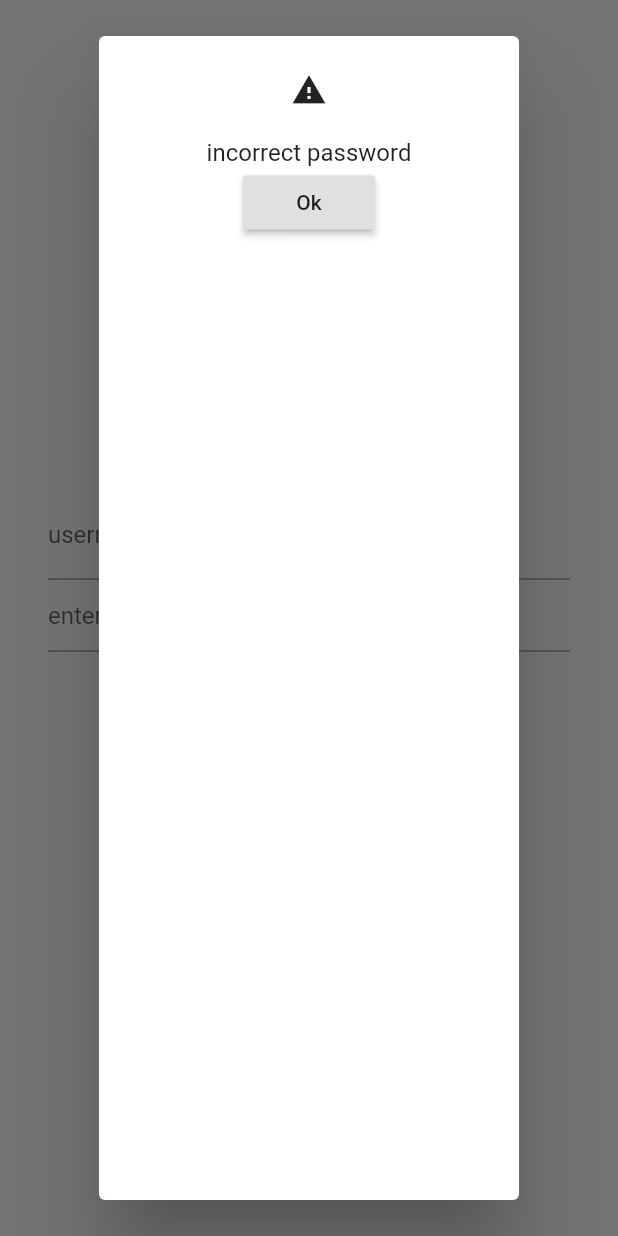
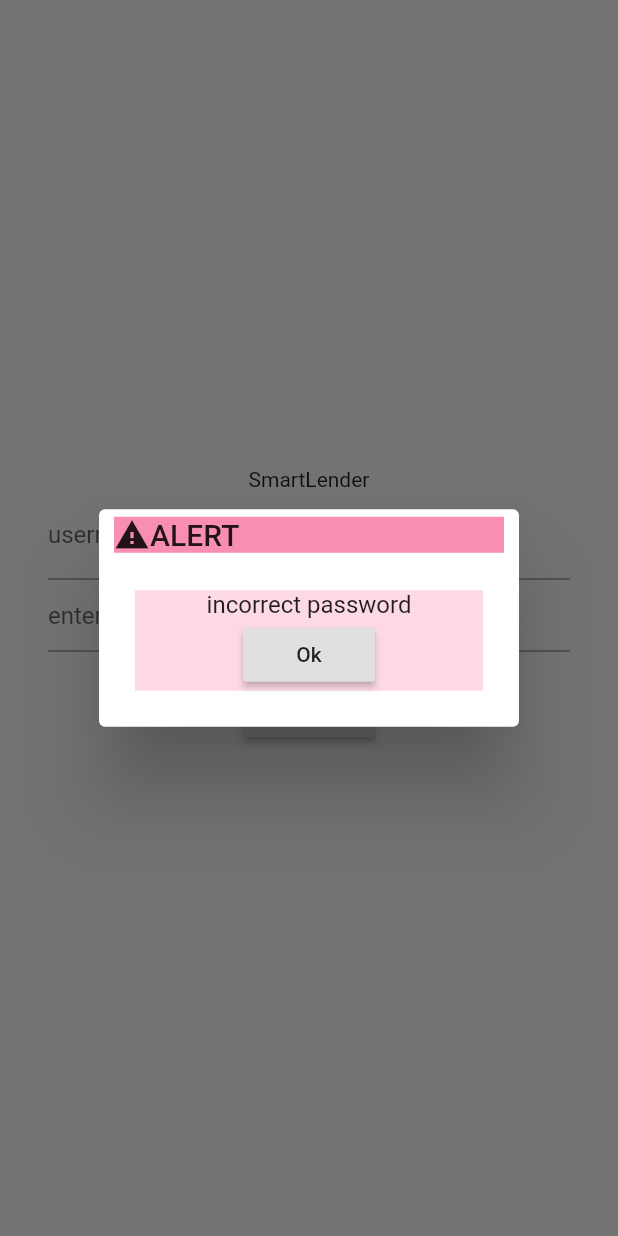
Before and after one commit to dinith72/smartLender_mobile_app, a Flutter app: the Login screen opened by its route, after a tap on "login", on a phone screen of 412 x 824 dp. Run offline on Flutter 3.47's test engine with Material 2 defaults, Android fonts, the phone set to English and light mode, and no system bars; missing offline and left inert: sqljocky5.

Commit message:
addiiton of the alert window component , app bar component , drawer wreframe

```diff
--- /dev/null
+++ b/lib/components/alertWindow.dart
@@ -0,0 +1,48 @@
+import 'package:flutter/material.dart';
+class alertWindow {
+
+    Widget WarningWindow(context){
+      return(
+        new AlertDialog(
+
+            content: new Container(
+
+              color: new Color.fromRGBO(244, 66, 125, 0.2),
+
+              child: new Column(
+                mainAxisSize: MainAxisSize.min,
+//              crossAxisAlignment: CrossAxisAlignment.center,
+                children: <Widget>[
+
+                  new Text('incorrect password'), // text
+                  new RaisedButton(onPressed:(){Navigator.pop(context);}  , child: new Text('Ok'),), // on click button to close when it is pressed
+                ],
+              )
+
+            ),
+
+
+            title: new Container(
+              color: new Color.fromRGBO(244, 66, 125, 0.6),
+              child: new Row(
+                crossAxisAlignment: CrossAxisAlignment.center,
+                children: <Widget>[
+                  new Icon(Icons.warning),
+                  new Text('ALERT', textAlign: TextAlign.justify,),
+
+                ],
+
+              ),
+
+
+
+////
+
+            ),
+            titlePadding: new EdgeInsets.symmetric(vertical: 5.0 , horizontal:10.0 ),
+
+        )
+      );
+}
+
+}
--- a/lib/screens/login.dart
+++ b/lib/screens/login.dart
@@ -1,6 +1,6 @@
 import 'package:flutter/material.dart';
 import 'package:mobile_app/controller/LoginController.dart';
-import 'package:mobile_app/databaseConn.dart';
+import 'package:mobile_app/components/alertWindow.dart';
 import 'package:mobile_app/main.dart';
 
 class Login extends StatefulWidget{
@@ -45,18 +45,8 @@ class _Login extends State<Login>{
                               Navigator.pushNamed(context, '/Home');
                             }
                             else {
-                               alert = new AlertDialog( // creating the alert dialog
-                                  content: new Column( // setting the content
-                                    children: <Widget>[
-
-                                      new Text('incorrect password'), // text
-                                      new RaisedButton(onPressed:(){Navigator.pop(context);}  , child: new Text('Ok'),), // on click button to close when it is pressed
-                                    ],
-                                  ),
-
-                                  title: new Icon(Icons.warning) // title of the alert button is set an icon
-                              );
-                              Navigator.pushNamed(context, '/Login');
+                                alert = new alertWindow().WarningWindow(context);
+                                Navigator.pushNamed(context, '/Login');
 
                             }
                             if(alert != null){
```
Also changed, not shown: lib/components/CustomDrawer.dart (added, +30 -0 lines), lib/components/appBar.dart (added, +34 -0 lines), lib/main.dart (+10 -12 lines).
